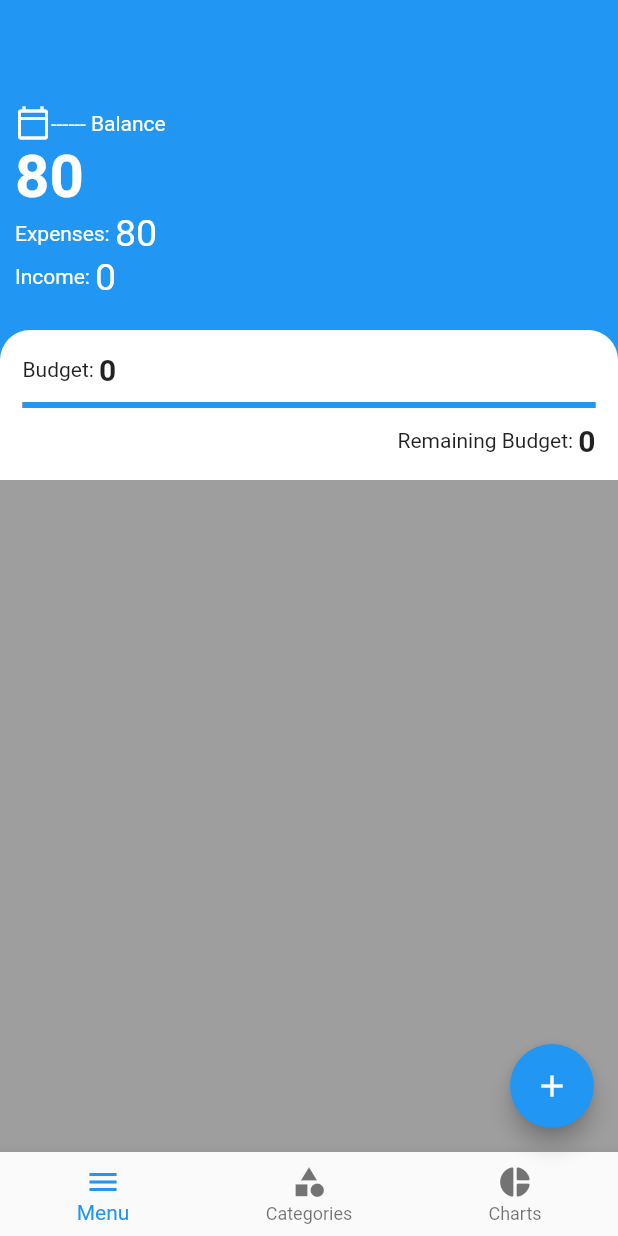
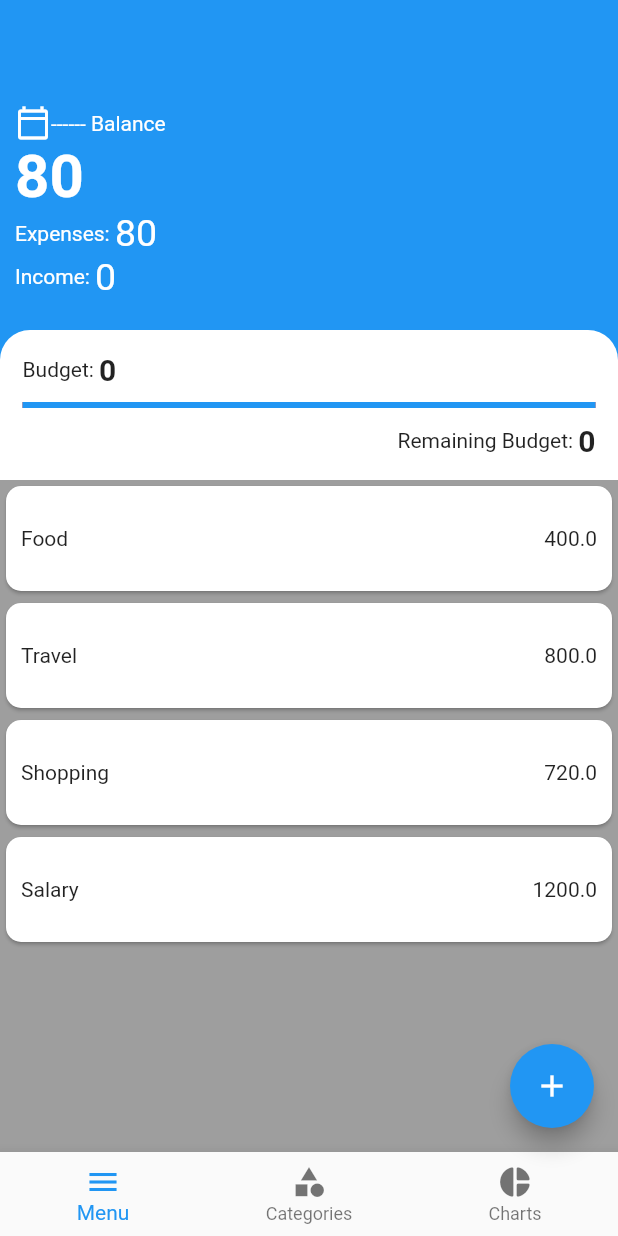
Before and after one commit to SanjilSaurav/budget_app, a Flutter app: the screen it shows after launch, on a phone screen of 412 x 824 dp. Run offline on Flutter 3.47's test engine with Material 2 defaults, Android fonts, the phone set to English and light mode, and no system bars; our stand-ins replace sqflite; accounts and stored records are empty.

Commit message:
Updated home screen

```diff
--- a/lib/main.dart
+++ b/lib/main.dart
@@ -32,6 +32,7 @@ class MyApp extends StatelessWidget {
       ),
       home: const MyHomePage(title: 'Flutter Demo Home Page'),
       routes: {
+        routing.myHomePageId: (context) => MyHomePage(title: "Budget"),
         routing.addExpenseIncomeId: (context) => AddExpenseIncome(),
         routing.categorySettingId: (context) => CategorySetting(),
         routing.chartId: (context) => Chart(),
--- a/lib/screens/chart_screen.dart
+++ b/lib/screens/chart_screen.dart
@@ -147,12 +147,13 @@ class ExpenseIncomeCard extends StatelessWidget{
   ExpenseIncomeCard({
     required this.category,
     required this.amount,
-    required this.count,
+    this.count,
     Key? key
   }):super(key: key);
 
   final String category;
-  final int amount,count;
+  final int amount;
+  int? count;
   double percentage = 0;
 
   @override
--- a/lib/screens/home_screen.dart
+++ b/lib/screens/home_screen.dart
@@ -173,8 +173,15 @@ class _MyHomePageState extends State<MyHomePage> {
               ],
             ),
           ),
-          Container(
-            color: Colors.green,
+          Flexible(
+            child: ListView(
+              children: [
+                ExpenseIncomeCard(category: "Food", amount: 400),
+                ExpenseIncomeCard(category: "Travel", amount: 800),
+                ExpenseIncomeCard(category: "Shopping", amount: 720),
+                ExpenseIncomeCard(category: "Salary", amount: 1200),
+              ],
+            ),
           ),
         ],
       ),
@@ -307,3 +314,39 @@ class SideDrawer extends StatelessWidget {
     );
   }
 }
+
+class ExpenseIncomeCard extends StatelessWidget{
+  ExpenseIncomeCard({
+    required this.category,
+    required this.amount,
+    Key? key,
+  }): super(key: key);
+  final String category;
+  final double amount;
+
+  @override
+  Widget build(BuildContext context){
+    return Card(
+      shape: RoundedRectangleBorder(
+          borderRadius: BorderRadius.circular(10.0)
+      ),
+    child: Container(
+      padding: EdgeInsets.all(10),
+      height: 70,
+      child: Row(
+        children: [
+          Expanded(
+              child: Text(category)
+          ),
+          Expanded(
+              child: Align(
+                  alignment: AlignmentDirectional.centerEnd,
+                  child: Text('$amount'),
+              )
+          ),
+        ],
+      ),
+      )
+    );
+  }
+}
--- a/lib/screens/routing.dart
+++ b/lib/screens/routing.dart
@@ -2,3 +2,4 @@ const String addExpenseIncomeId = "addExpenseIncome";
 const String categorySettingId = "categorySetting";
 const String chartId = "chart";
 const String addCategoryId = "addCategory";
+const String  myHomePageId = "myHomePage";
```
Also changed, not shown: lib/screens/add_expense_income.dart (+24 -26 lines).
